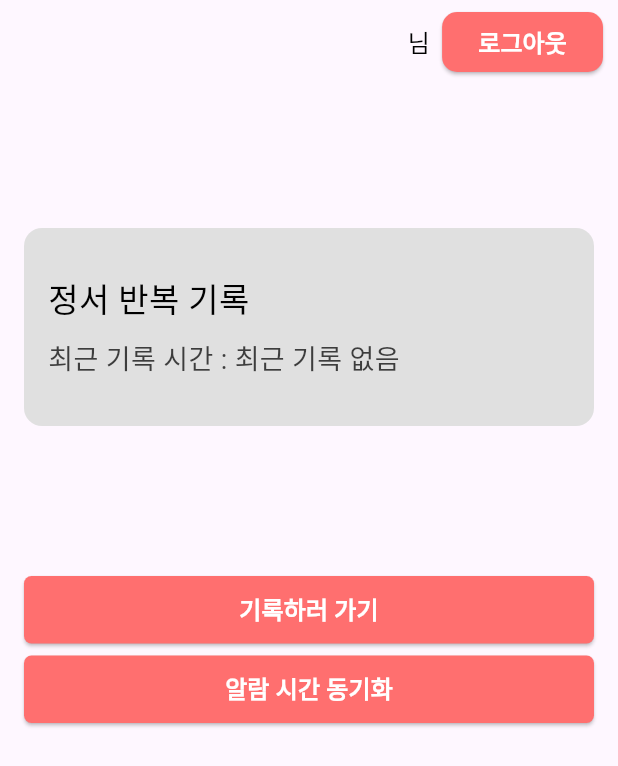
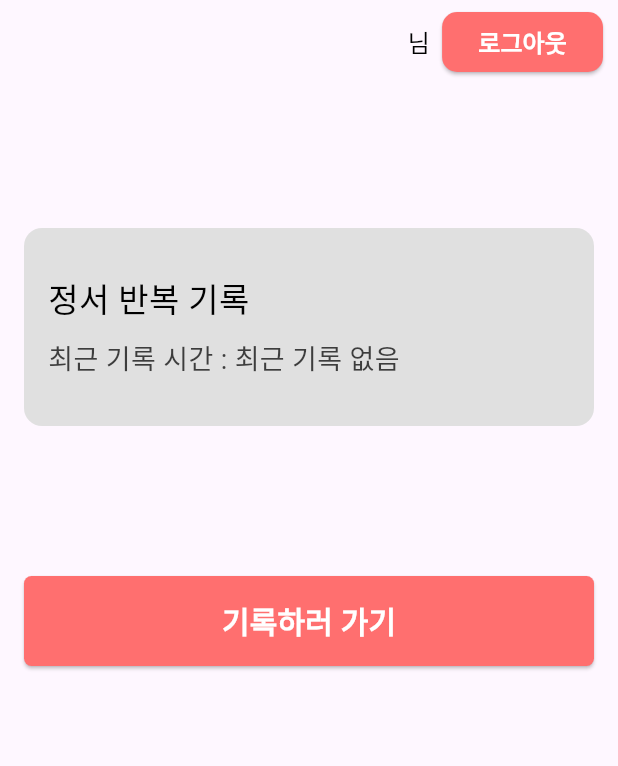
Before and after one commit to na0young/psle, a Flutter app: the HomeScreen screen opened directly, on a phone screen of 412 x 824 dp. Shown: the top 766 px of the screen. Run offline on Flutter 3.47's test engine with Material 3 defaults, Android fonts, the phone set to English and light mode, and no system bars; our stand-ins replace dio, firebase_core, firebase_messaging, shared_preferences, timezone, webview_flutter; accounts and stored records are empty.

Commit message:
[Delete] 동기화 버튼 삭제

```diff
--- a/psle_app/lib/main.dart
+++ b/psle_app/lib/main.dart
@@ -47,6 +47,7 @@ class MyApp extends StatelessWidget {
           }
         },
       ),
+      debugShowCheckedModeBanner: false,
     );
   }
 }
--- a/psle_app/lib/screens/home_screen.dart
+++ b/psle_app/lib/screens/home_screen.dart
@@ -140,7 +140,7 @@ class _HomeScreenState extends State<HomeScreen> {
             const SizedBox(height: 100), // Box와 기록하러가기 버튼 사이 여백
             SizedBox(
               width: double.infinity,
-              height: 45,
+              height: 60,
               child: ElevatedButton(
                 style: ElevatedButton.styleFrom(
                     backgroundColor: const Color.fromARGB(255, 255, 111, 111),
@@ -162,30 +162,7 @@ class _HomeScreenState extends State<HomeScreen> {
                   '기록하러 가기',
                   style: TextStyle(
                     color: Colors.white,
-                    fontSize: 16,
-                    fontWeight: FontWeight.bold,
-                  ),
-                ),
-              ),
-            ),
-            const SizedBox(height: 8), // 기록하러 가기 버튼과 동기화 버튼 사이 여백
-            SizedBox(
-              width: double.infinity,
-              height: 45,
-              child: ElevatedButton(
-                style: ElevatedButton.styleFrom(
-                  backgroundColor: const Color.fromARGB(255, 255, 111, 111),
-                  shape: RoundedRectangleBorder(
-                    borderRadius: BorderRadius.circular(5),
-                  ),
-                ),
-                onPressed: () {},
-                //onPressed: _syncAlarms,
-                child: const Text(
-                  '알람 시간 동기화',
-                  style: TextStyle(
-                    color: Colors.white,
-                    fontSize: 16,
+                    fontSize: 20,
                     fontWeight: FontWeight.bold,
                   ),
                 ),
```
